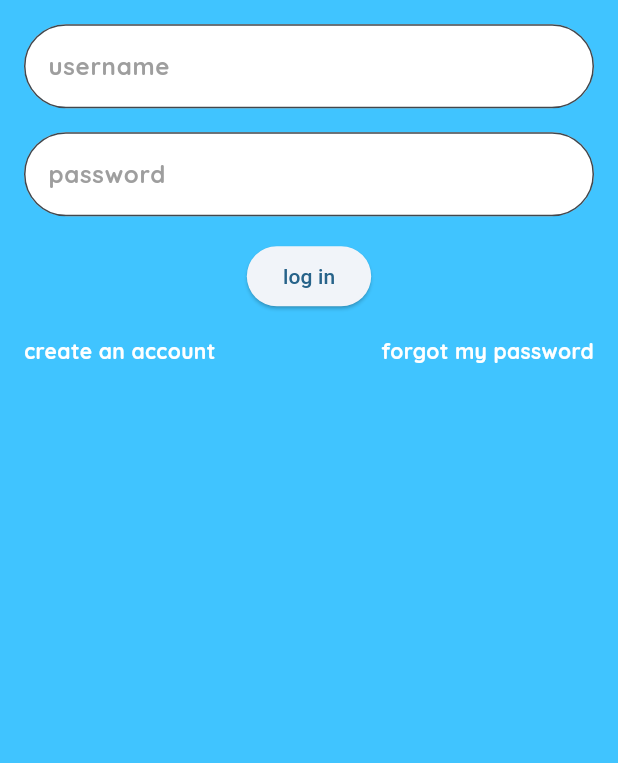
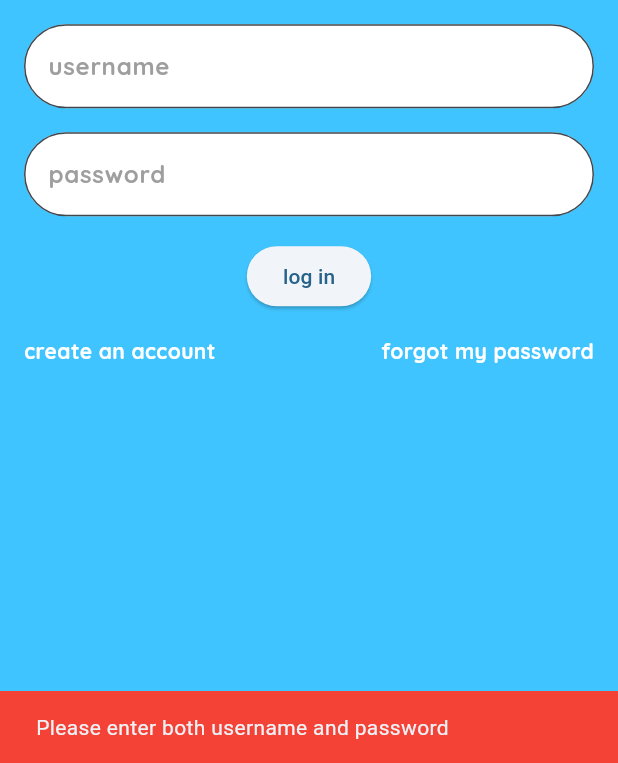
Before and after one commit to pgattic/ratemybowl, a Flutter app: the LoginScreen screen opened directly, after a tap on "log in", on a phone screen of 412 x 824 dp, the part 473-1236 px from its top. Run offline on Flutter 3.47's test engine with Material 3 defaults, Android fonts, the phone set to English and light mode, and no system bars; our stand-ins replace flutter_svg, google_fonts, video_player.

```diff
--- a/lib/custom_widgets/account_input_field.dart
+++ b/lib/custom_widgets/account_input_field.dart
@@ -4,16 +4,19 @@ import 'package:google_fonts/google_fonts.dart';
 class AccountInputField extends StatelessWidget {
   final String hintText;
   final bool obscureText;
+  final TextEditingController? controller;
 
   const AccountInputField({
     super.key,
     required this.hintText,
     this.obscureText = false,
+    this.controller,
   });
 
   @override
   Widget build(BuildContext context) {
     return TextField(
+      controller: controller,
       obscureText: obscureText,
       decoration: InputDecoration(
         border: OutlineInputBorder(
--- a/lib/login_screen.dart
+++ b/lib/login_screen.dart
@@ -1,10 +1,72 @@
 import 'package:flutter/material.dart';
 import 'package:flutter_svg/svg.dart';
 import 'package:google_fonts/google_fonts.dart';
+import 'package:provider/provider.dart';
 import 'package:rate_my_bowl/custom_widgets/account_input_field.dart';
+import 'package:rate_my_bowl/services/auth_service.dart';
 
-class LoginScreen extends StatelessWidget {
+class LoginScreen extends StatefulWidget {
   const LoginScreen({super.key});
+
+  @override
+  State<LoginScreen> createState() => _LoginScreenState();
+}
+
+class _LoginScreenState extends State<LoginScreen> {
+  final TextEditingController _usernameController = TextEditingController();
+  final TextEditingController _passwordController = TextEditingController();
+  bool _isLoading = false;
+
+  Future<void> _handleLogin() async {
+    if (_usernameController.text.isEmpty || _passwordController.text.isEmpty) {
+      ScaffoldMessenger.of(context).showSnackBar(
+        const SnackBar(
+          content: Text("Please enter both username and password"),
+          backgroundColor: Colors.red,
+        ),
+      );
+      return;
+    }
+
+    setState(() {
+      _isLoading = true;
+    });
+
+    try {
+      final authService = context.read<AuthService>();
+      final success = await authService.login(
+        _usernameController.text,
+        _passwordController.text,
+      );
+
+      if (!success) {
+        ScaffoldMessenger.of(context).showSnackBar(
+          const SnackBar(
+            content: Text("Invalid username or password"),
+            backgroundColor: Colors.red,
+          ),
+        );
+      }
+    } catch (e) {
+      ScaffoldMessenger.of(context).showSnackBar(
+        SnackBar(
+          content: Text("Login failed: $e"),
+          backgroundColor: Colors.red,
+        ),
+      );
+    } finally {
+      setState(() {
+        _isLoading = false;
+      });
+    }
+  }
+
+  @override
+  void dispose() {
+    _usernameController.dispose();
+    _passwordController.dispose();
+    super.dispose();
+  }
 
   @override
   Widget build(BuildContext context) {
@@ -43,11 +105,27 @@ class LoginScreen extends StatelessWidget {
                   ),
                 ],
               ),
-              AccountInputField(hintText: "username"),
-              AccountInputField(hintText: "password", obscureText: true,),
+              AccountInputField(
+                hintText: "username",
+                controller: _usernameController,
+              ),
+              AccountInputField(
+                hintText: "password",
+                obscureText: true,
+                controller: _passwordController,
+              ),
               ElevatedButton(
-                onPressed: () {},
-                child: const Text("log in"),
+                onPressed: _isLoading ? null : _handleLogin,
+                child: _isLoading
+                    ? const SizedBox(
+                        width: 20,
+                        height: 20,
+                        child: CircularProgressIndicator(
+                          strokeWidth: 2,
+                          valueColor: AlwaysStoppedAnimation<Color>(Colors.white),
+                        ),
+                      )
+                    : const Text("log in"),
               ),
               Row(
                 mainAxisAlignment: MainAxisAlignment.spaceBetween,
--- /dev/null
+++ b/lib/services/auth_service.dart
@@ -0,0 +1,40 @@
+import 'package:flutter/foundation.dart';
+
+class AuthService extends ChangeNotifier {
+  bool _isAuthenticated = false;
+  String? _username;
+
+  bool get isAuthenticated => _isAuthenticated;
+  String? get username => _username;
+
+  // Simulate login process
+  Future<bool> login(String username, String password) async {
+    // Simulate API call delay
+    await Future.delayed(const Duration(seconds: 1));
+
+    // Simple validation - in a real app, this would call your backend
+    if (username.isNotEmpty && password.isNotEmpty) {
+      _isAuthenticated = true;
+      _username = username;
+      notifyListeners();
+      return true;
+    }
+    return false;
+  }
+
+  // Logout function
+  void logout() {
+    _isAuthenticated = false;
+    _username = null;
+    notifyListeners();
+  }
+
+  // Check if user is already authenticated (useful for app startup)
+  void checkAuthStatus() {
+    // In a real app, you might check stored tokens or credentials here
+    // For now, we'll start with unauthenticated state
+    _isAuthenticated = false;
+    _username = null;
+    notifyListeners();
+  }
+}
--- a/pubspec.yaml
+++ b/pubspec.yaml
@@ -36,6 +36,8 @@ dependencies:
   cupertino_icons: ^1.0.8
   google_fonts: ^6.3.2
   flutter_svg: ^2.2.1
+  provider: ^6.1.2
+  video_player: ^2.9.2
 
 dev_dependencies:
   flutter_test:
@@ -55,6 +57,7 @@ dev_dependencies:
 flutter:
   assets:
   - assets/
+  - assets/splash_animation.mov
 
   # The following line ensures that the Material Icons font is
   # included with your application, so that you can use the icons in
```
Also changed, not shown: lib/main.dart (+11 -6 lines), lib/screens/home_screen.dart (added, +156 -0 lines), lib/screens/splash_screen.dart (added, +124 -0 lines), lib/widgets/app_splash_wrapper.dart (added, +29 -0 lines), lib/widgets/auth_wrapper.dart (added, +24 -0 lines), pubspec.lock, 1 other file.
